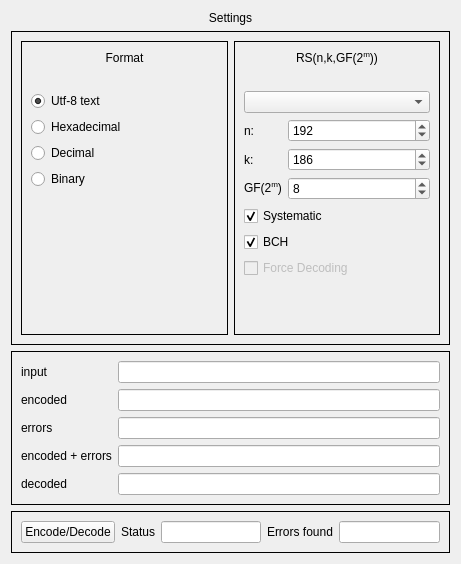
iwanicki92/Ethernet-physical-layer-simulator, file src/phyether/gui/ui/rs_widget.ui: the form before one commit.
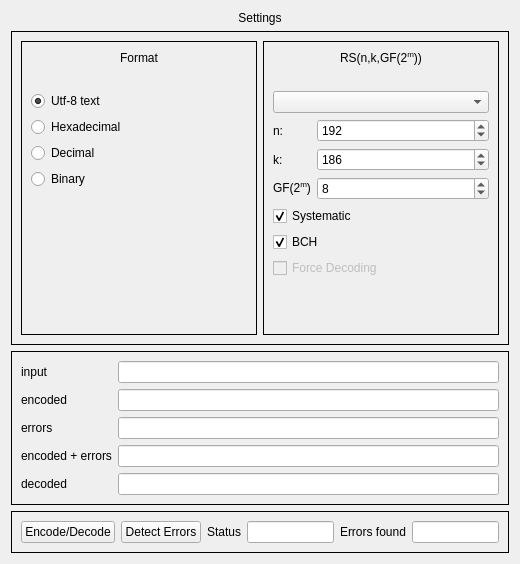
The form after the commit. Custom widgets are drawn as their Qt base class.

Commit message: RS: add error detection and couple small fixes

```diff
--- a/src/phyether/gui/ui/rs_widget.ui
+++ b/src/phyether/gui/ui/rs_widget.ui
@@ -6,7 +6,7 @@
    <rect>
     <x>0</x>
     <y>0</y>
-    <width>461</width>
+    <width>520</width>
     <height>564</height>
    </rect>
   </property>
@@ -426,6 +426,13 @@
           </property>
          </widget>
         </item>
+        <item>
+         <widget class="QPushButton" name="detect_errors_pushButton">
+          <property name="text">
+           <string>Detect Errors</string>
+          </property>
+         </widget>
+        </item>
         <item>
          <widget class="QLabel" name="label_11">
           <property name="text">
```
Left out of the diff: 34 changed lines with no effect on the pictures. The commit also changes 5 other files.
